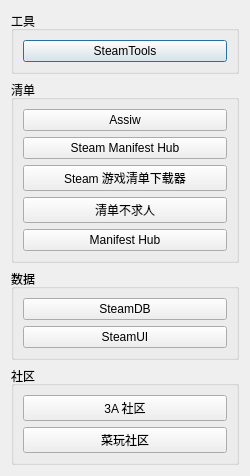
First picture: the form in openwebsitedialog.ui, repository AraoPU/SteamTools-Manifest-Manager, before the edit.
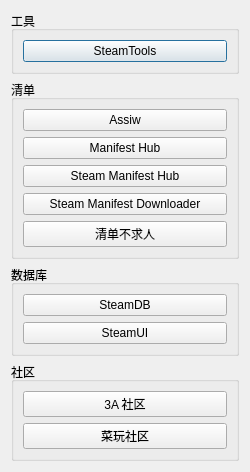
Second picture: the form after the edit.

Commit message: style(OpenWebsiteDialog): 重排序一下按钮槽 fix(OpenWebsiteDialog): SteamAutoCracks/ManifestHub 仓库 404 了，将 Manifest Hub 打开的仓库改为 ManifestHub/ManifestHub

The edit to the form file:
```diff
--- a/openwebsitedialog.ui
+++ b/openwebsitedialog.ui
@@ -50,7 +50,14 @@
        </widget>
       </item>
       <item>
-       <widget class="QPushButton" name="btn_Manifest_SteamManifestHub_2">
+       <widget class="QPushButton" name="btn_Manifest_ManifestHub">
+        <property name="text">
+         <string>Manifest Hub</string>
+        </property>
+       </widget>
+      </item>
+      <item>
+       <widget class="QPushButton" name="btn_Manifest_SteamManifestHub">
         <property name="text">
          <string>Steam Manifest Hub</string>
         </property>
@@ -59,7 +66,7 @@
       <item>
        <widget class="QPushButton" name="btn_Manifest_SteamManifestDownloader">
         <property name="text">
-         <string>Steam 游戏清单下载器</string>
+         <string>Steam Manifest Downloader</string>
         </property>
        </widget>
       </item>
@@ -70,20 +77,13 @@
         </property>
        </widget>
       </item>
-      <item>
-       <widget class="QPushButton" name="btn_Manifest_ManifestHub">
-        <property name="text">
-         <string>Manifest Hub</string>
-        </property>
-       </widget>
-      </item>
      </layout>
     </widget>
    </item>
    <item>
     <widget class="QGroupBox" name="gbx_Data">
      <property name="title">
-      <string>数据</string>
+      <string>数据库</string>
      </property>
      <layout class="QVBoxLayout" name="verticalLayout_3">
       <item>
```
Left out of the diff: 12 changed lines with no effect on the pictures. The commit also changes 2 other files.
